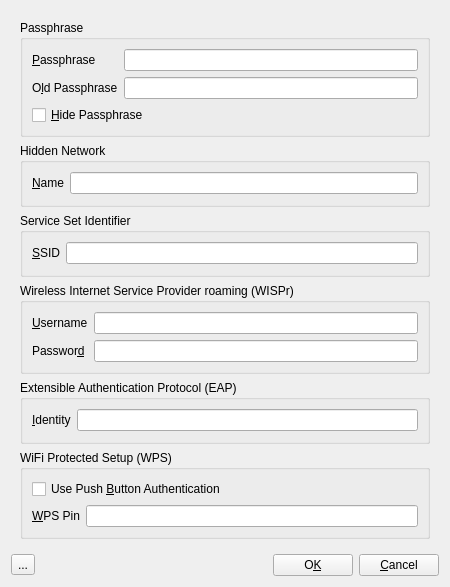
Above: apps/cmstapp/code/agent/ui/agent.ui from andrew-bibb/cmst before the change. Below: the same form after it.
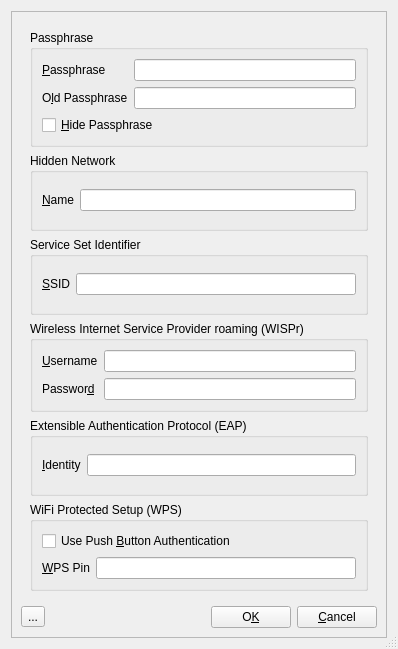
That is the form after the change. Icons and pictures are not drawn.

What changed in the file:
```diff
--- a/apps/cmstapp/code/agent/ui/agent.ui
+++ b/apps/cmstapp/code/agent/ui/agent.ui
@@ -6,15 +6,33 @@
    <rect>
     <x>0</x>
     <y>0</y>
-    <width>450</width>
-    <height>587</height>
+    <width>398</width>
+    <height>649</height>
    </rect>
   </property>
   <property name="windowTitle">
    <string>Agent Input</string>
   </property>
+  <property name="sizeGripEnabled">
+   <bool>true</bool>
+  </property>
   <layout class="QGridLayout" name="gridLayout">
-   <item row="0" column="0">
+   <item row="1" column="1">
+    <widget class="QScrollArea" name="scrollArea">
+     <property name="widgetResizable">
+      <bool>true</bool>
+     </property>
+     <widget class="QWidget" name="scrollAreaWidgetContents">
+      <property name="geometry">
+       <rect>
+        <x>0</x>
+        <y>0</y>
+        <width>378</width>
+        <height>629</height>
+       </rect>
+      </property>
+      <layout class="QVBoxLayout" name="verticalLayout_3">
+       <item>
     <widget class="QStackedWidget" name="stackedWidget">
      <property name="currentIndex">
       <number>0</number>
@@ -388,7 +406,7 @@
      </widget>
     </widget>
    </item>
-   <item row="1" column="0">
+       <item>
     <layout class="QHBoxLayout" name="horizontalLayout_3">
      <item>
       <widget class="QToolButton" name="toolButton_whatsthis">
@@ -447,6 +465,10 @@
    </item>
   </layout>
  </widget>
+    </widget>
+   </item>
+  </layout>
+ </widget>
  <resources>
   <include location="../../../../../cmst.qrc"/>
  </resources>
```
Left out of the diff: 16 changed lines with no effect on the pictures. Lines whose indentation alone changed are shown as unchanged.
